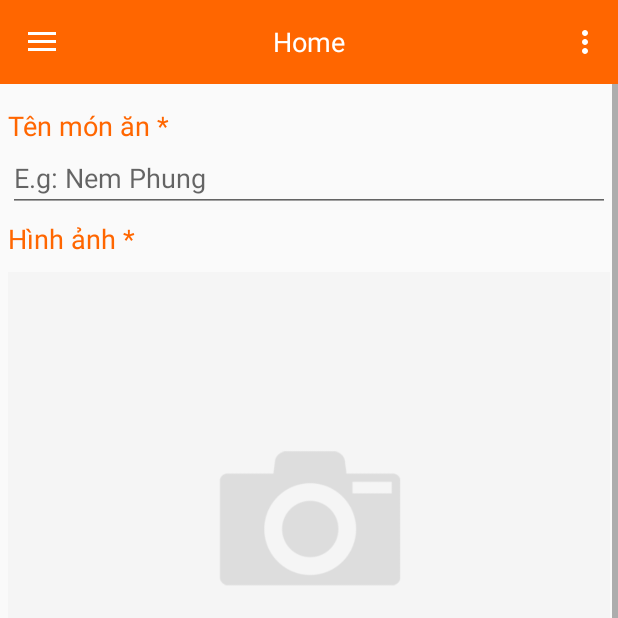
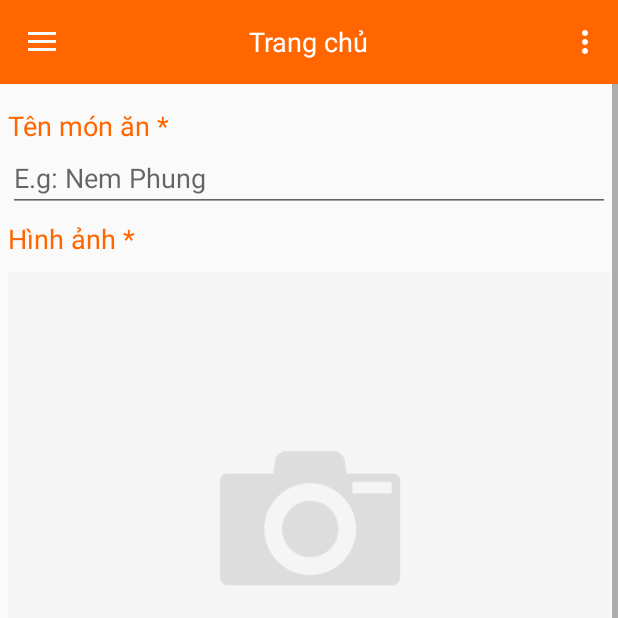
Before and after one commit to lnthe54/FoodShare, an Android app: the fragment FragmentPost placed in its activity, on a phone screen of 412 x 824 dp, the top half of it. Run offline under Robolectric (Android 15) with nearby library versions, the phone set to English and light mode, and no system bars; our stand-ins replace ButterKnife, Volley; libraries missing offline, so code that uses them is left out: com.daimajia.slider, dmax.dialog; network calls fail; pictures from the network do not load; 13 statements that could not run were skipped.

Commit message:
- LNT commit

```diff
--- a/app/src/main/java/com/example/lnthe54/foodshare/view/activity/MainActivity.java
+++ b/app/src/main/java/com/example/lnthe54/foodshare/view/activity/MainActivity.java
@@ -33,7 +33,7 @@ public class MainActivity extends AppCompatActivity
     public Toolbar toolbar;
     private DrawerLayout drawerLayout;
     private NavigationView nav;
-    private BottomNavigationView bottomTB;
+    public static BottomNavigationView bottomTB;
     private ActionBarDrawerToggle drawerToggle;
     public static TextView tvTitle;
 
--- a/app/src/main/res/values/strings.xml
+++ b/app/src/main/res/values/strings.xml
@@ -1,6 +1,6 @@
 <resources>
     <string name="app_name">Ăn Vặt Hà Nội</string>
-    <string name="tv_home">Home</string>
+    <string name="tv_home">Trang chủ</string>
     <string name="tv_search">Tìm kiếm</string>
     <string name="tv_favorite">Yêu thích</string>
     <string name="tv_other">Khác</string>
```
Also changed, not shown: app/src/main/java/com/example/lnthe54/foodshare/view/fragment/FragmentPost.java (+9 -0 lines), app/src/main/java/com/example/lnthe54/foodshare/view/fragment/FragmentSignIn.java (+1 -7 lines).
